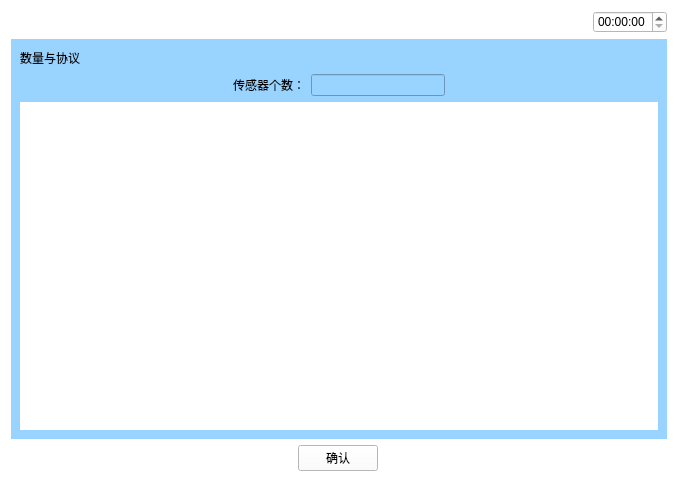
Above: WeighSensor/shuliangyuxieyi.ui from xsw258x2s5w8/WeightSensor before the change. Below: the same form after it.
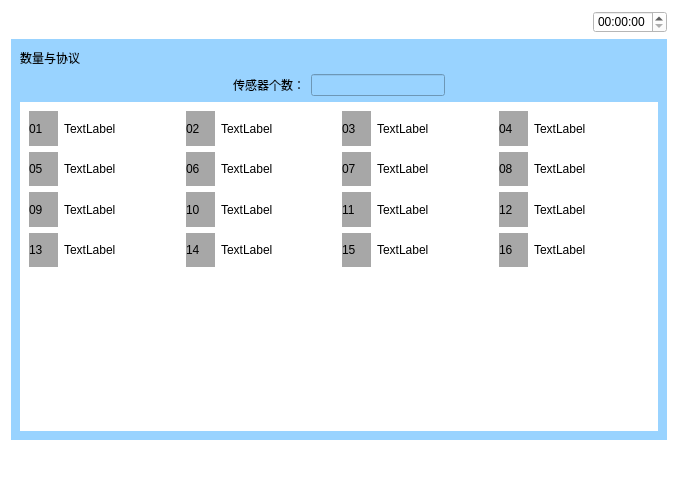
That is the form after the change. Icons and pictures are not drawn.

```diff
--- a/WeighSensor/shuliangyuxieyi.ui
+++ b/WeighSensor/shuliangyuxieyi.ui
@@ -107,7 +107,7 @@
      <property name="styleSheet">
       <string notr="true">background-color: rgb(153, 211, 255);</string>
      </property>
-     <layout class="QVBoxLayout" name="verticalLayout_2" stretch="1,1,4">
+     <layout class="QVBoxLayout" name="verticalLayout_2" stretch="1,1,3">
       <item>
        <layout class="QHBoxLayout" name="horizontalLayout">
         <item>
@@ -184,6 +184,361 @@
         <property name="styleSheet">
          <string notr="true">background-color: rgb(255, 255, 255);</string>
         </property>
+        <layout class="QVBoxLayout" name="verticalLayout_4" stretch="1,1">
+         <item>
+          <layout class="QGridLayout" name="gridLayout">
+           <item row="0" column="0">
+            <layout class="QHBoxLayout" name="horizontalLayout_3" stretch="1,4">
+             <item>
+              <widget class="QLabel" name="label_2">
+               <property name="styleSheet">
+                <string notr="true">background-color: rgb(167, 167, 167);</string>
+               </property>
+               <property name="text">
+                <string>01</string>
+               </property>
+              </widget>
+             </item>
+             <item>
+              <widget class="QLabel" name="sensor_1">
+               <property name="text">
+                <string>TextLabel</string>
+               </property>
+              </widget>
+             </item>
+            </layout>
+           </item>
+           <item row="0" column="1">
+            <layout class="QHBoxLayout" name="horizontalLayout_7" stretch="1,4">
+             <item>
+              <widget class="QLabel" name="label_5">
+               <property name="styleSheet">
+                <string notr="true">background-color: rgb(167, 167, 167);</string>
+               </property>
+               <property name="text">
+                <string>02</string>
+               </property>
+              </widget>
+             </item>
+             <item>
+              <widget class="QLabel" name="sensor_2">
+               <property name="text">
+                <string>TextLabel</string>
+               </property>
+              </widget>
+             </item>
+            </layout>
+           </item>
+           <item row="0" column="2">
+            <layout class="QHBoxLayout" name="horizontalLayout_8" stretch="1,4">
+             <item>
+              <widget class="QLabel" name="label_7">
+               <property name="styleSheet">
+                <string notr="true">background-color: rgb(167, 167, 167);</string>
+               </property>
+               <property name="text">
+                <string>03</string>
+               </property>
+              </widget>
+             </item>
+             <item>
+              <widget class="QLabel" name="sensor_3">
+               <property name="text">
+                <string>TextLabel</string>
+               </property>
+              </widget>
+             </item>
+            </layout>
+           </item>
+           <item row="0" column="3">
+            <layout class="QHBoxLayout" name="horizontalLayout_9" stretch="1,4">
+             <item>
+              <widget class="QLabel" name="label_9">
+               <property name="styleSheet">
+                <string notr="true">background-color: rgb(167, 167, 167);</string>
+               </property>
+               <property name="text">
+                <string>04</string>
+               </property>
+              </widget>
+             </item>
+             <item>
+              <widget class="QLabel" name="sensor_4">
+               <property name="text">
+                <string>TextLabel</string>
+               </property>
+              </widget>
+             </item>
+            </layout>
+           </item>
+           <item row="1" column="0">
+            <layout class="QHBoxLayout" name="horizontalLayout_13" stretch="1,4">
+             <item>
+              <widget class="QLabel" name="label_17">
+               <property name="styleSheet">
+                <string notr="true">background-color: rgb(167, 167, 167);</string>
+               </property>
+               <property name="text">
+                <string>05</string>
+               </property>
+              </widget>
+             </item>
+             <item>
+              <widget class="QLabel" name="sensor_5">
+               <property name="text">
+                <string>TextLabel</string>
+               </property>
+              </widget>
+             </item>
+            </layout>
+           </item>
+           <item row="1" column="1">
+            <layout class="QHBoxLayout" name="horizontalLayout_12" stretch="1,4">
+             <item>
+              <widget class="QLabel" name="label_15">
+               <property name="styleSheet">
+                <string notr="true">background-color: rgb(167, 167, 167);</string>
+               </property>
+               <property name="text">
+                <string>06</string>
+               </property>
+              </widget>
+             </item>
+             <item>
+              <widget class="QLabel" name="sensor_6">
+               <property name="text">
+                <string>TextLabel</string>
+               </property>
+              </widget>
+             </item>
+            </layout>
+           </item>
+           <item row="1" column="2">
+            <layout class="QHBoxLayout" name="horizontalLayout_11" stretch="1,4">
+             <item>
+              <widget class="QLabel" name="label_13">
+               <property name="styleSheet">
+                <string notr="true">background-color: rgb(167, 167, 167);</string>
+               </property>
+               <property name="text">
+                <string>07</string>
+               </property>
+              </widget>
+             </item>
+             <item>
+              <widget class="QLabel" name="sensor_7">
+               <property name="text">
+                <string>TextLabel</string>
+               </property>
+              </widget>
+             </item>
+            </layout>
+           </item>
+           <item row="1" column="3">
+            <layout class="QHBoxLayout" name="horizontalLayout_10" stretch="1,4">
+             <item>
+              <widget class="QLabel" name="label_11">
+               <property name="styleSheet">
+                <string notr="true">background-color: rgb(167, 167, 167);</string>
+               </property>
+               <property name="text">
+                <string>08</string>
+               </property>
+              </widget>
+             </item>
+             <item>
+              <widget class="QLabel" name="sensor_8">
+               <property name="text">
+                <string>TextLabel</string>
+               </property>
+              </widget>
+             </item>
+            </layout>
+           </item>
+           <item row="2" column="0">
+            <layout class="QHBoxLayout" name="horizontalLayout_17" stretch="1,4">
+             <item>
+              <widget class="QLabel" name="label_25">
+               <property name="styleSheet">
+                <string notr="true">background-color: rgb(167, 167, 167);</string>
+               </property>
+               <property name="text">
+                <string>09</string>
+               </property>
+              </widget>
+             </item>
+             <item>
+              <widget class="QLabel" name="sensor_9">
+               <property name="text">
+                <string>TextLabel</string>
+               </property>
+              </widget>
+             </item>
+            </layout>
+           </item>
+           <item row="2" column="1">
+            <layout class="QHBoxLayout" name="horizontalLayout_16" stretch="1,4">
+             <item>
+              <widget class="QLabel" name="label_23">
+               <property name="styleSheet">
+                <string notr="true">background-color: rgb(167, 167, 167);</string>
+               </property>
+               <property name="text">
+                <string>10</string>
+               </property>
+              </widget>
+             </item>
+             <item>
+              <widget class="QLabel" name="sensor_10">
+               <property name="text">
+                <string>TextLabel</string>
+               </property>
+              </widget>
+             </item>
+            </layout>
+           </item>
+           <item row="2" column="2">
+            <layout class="QHBoxLayout" name="horizontalLayout_15" stretch="1,4">
+             <item>
+              <widget class="QLabel" name="label_21">
+               <property name="styleSheet">
+                <string notr="true">background-color: rgb(167, 167, 167);</string>
+               </property>
+               <property name="text">
+                <string>11</string>
+               </property>
+              </widget>
+             </item>
+             <item>
+              <widget class="QLabel" name="sensor_11">
+               <property name="text">
+                <string>TextLabel</string>
+               </property>
+              </widget>
+             </item>
+            </layout>
+           </item>
+           <item row="2" column="3">
+            <layout class="QHBoxLayout" name="horizontalLayout_14" stretch="1,4">
+             <item>
+              <widget class="QLabel" name="label_19">
+               <property name="styleSheet">
+                <string notr="true">background-color: rgb(167, 167, 167);</string>
+               </property>
+               <property name="text">
+                <string>12</string>
+               </property>
+              </widget>
+             </item>
+             <item>
+              <widget class="QLabel" name="sensor_12">
+               <property name="text">
+                <string>TextLabel</string>
+               </property>
+              </widget>
+             </item>
+            </layout>
+           </item>
+           <item row="3" column="0">
+            <layout class="QHBoxLayout" name="horizontalLayout_21" stretch="1,4">
+             <item>
+              <widget class="QLabel" name="label_33">
+               <property name="styleSheet">
+                <string notr="true">background-color: rgb(167, 167, 167);</string>
+               </property>
+               <property name="text">
+                <string>13</string>
+               </property>
+              </widget>
+             </item>
+             <item>
+              <widget class="QLabel" name="sensor_13">
+               <property name="text">
+                <string>TextLabel</string>
+               </property>
+              </widget>
+             </item>
+            </layout>
+           </item>
+           <item row="3" column="1">
+            <layout class="QHBoxLayout" name="horizontalLayout_20" stretch="1,4">
+             <item>
+              <widget class="QLabel" name="label_31">
+               <property name="styleSheet">
+                <string notr="true">background-color: rgb(167, 167, 167);</string>
+               </property>
+               <property name="text">
+                <string>14</string>
+               </property>
+              </widget>
+             </item>
+             <item>
+              <widget class="QLabel" name="sensor_14">
+               <property name="text">
+                <string>TextLabel</string>
+               </property>
+              </widget>
+             </item>
+            </layout>
+           </item>
+           <item row="3" column="2">
+            <layout class="QHBoxLayout" name="horizontalLayout_19" stretch="1,4">
+             <item>
+              <widget class="QLabel" name="label_29">
+               <property name="styleSheet">
+                <string notr="true">background-color: rgb(167, 167, 167);</string>
+               </property>
+               <property name="text">
+                <string>15</string>
+               </property>
+              </widget>
+             </item>
+             <item>
+              <widget class="QLabel" name="sensor_15">
+               <property name="text">
+                <string>TextLabel</string>
+               </property>
+              </widget>
+             </item>
+            </layout>
+           </item>
+           <item row="3" column="3">
+            <layout class="QHBoxLayout" name="horizontalLayout_18" stretch="1,4">
+             <item>
+              <widget class="QLabel" name="label_27">
+               <property name="styleSheet">
+                <string notr="true">background-color: rgb(167, 167, 167);</string>
+               </property>
+               <property name="text">
+                <string>16</string>
+               </property>
+              </widget>
+             </item>
+             <item>
+              <widget class="QLabel" name="sensor_16">
+               <property name="text">
+                <string>TextLabel</string>
+               </property>
+              </widget>
+             </item>
+            </layout>
+           </item>
+          </layout>
+         </item>
+         <item>
+          <spacer name="verticalSpacer">
+           <property name="orientation">
+            <enum>Qt::Vertical</enum>
+           </property>
+           <property name="sizeHint" stdset="0">
+            <size>
+             <width>20</width>
+             <height>40</height>
+            </size>
+           </property>
+          </spacer>
+         </item>
+        </layout>
        </widget>
       </item>
      </layout>
@@ -232,13 +587,6 @@
        </property>
       </spacer>
      </item>
-     <item>
-      <widget class="QPushButton" name="save">
-       <property name="text">
-        <string>确认</string>
-       </property>
-      </widget>
-     </item>
      <item>
       <spacer name="horizontalSpacer_2">
        <property name="orientation">
```
Left out of the diff: 2 changed lines with no effect on the pictures.
